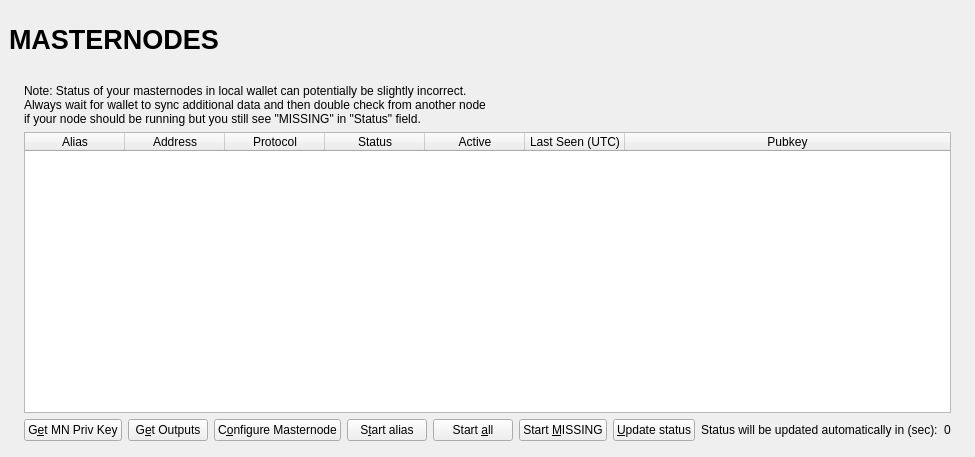
Qt form src/qt/forms/masternodelist.ui (BitHostCoin/BitHost) before a commit.
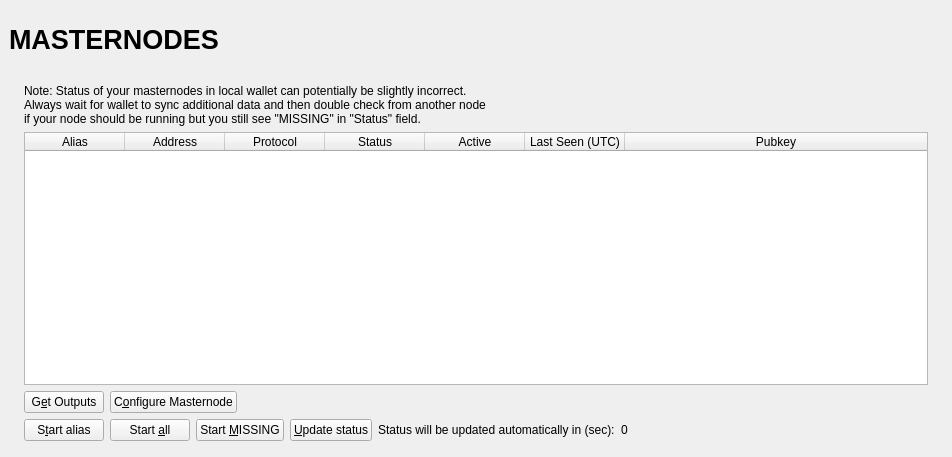
The same form after that commit.

```diff
--- a/src/qt/forms/masternodelist.ui
+++ b/src/qt/forms/masternodelist.ui
@@ -278,17 +278,17 @@
                  </widget>
                 </item>
                 <item>
-                 <layout class="QHBoxLayout" name="horizontalLayout_5">
+                 <layout class="QHBoxLayout" name="horizontalLayout_51">
                   <property name="bottomMargin">
                    <number>0</number>
                   </property>
-                  <item>
+                  <!--<item>
                    <widget class="QPushButton" name="getMNPrivKeyButton">
                     <property name="text">
                      <string>G&amp;et MN Priv Key</string>
                     </property>
                    </widget>
-                  </item>
+                  </item>-->
                   <item>
                    <widget class="QPushButton" name="getOutputsButton">
                     <property name="text">
@@ -302,7 +302,27 @@
                      <string>C&amp;onfigure Masternode</string>
                     </property>
                    </widget>
+                  </item>	
+                  <item>
+                   <spacer name="horizontalSpacer_5">
+                    <property name="orientation">
+                     <enum>Qt::Horizontal</enum>
+                    </property>
+                    <property name="sizeHint" stdset="0">
+                     <size>
+                      <width>70</width>
+                      <height>20</height>
+                     </size>
+                    </property>
+                   </spacer>
                   </item>									
+                 </layout>
+                </item>
+                <item>
+								 <layout class="QHBoxLayout" name="horizontalLayout_5">
+                  <property name="bottomMargin">
+                   <number>0</number>
+                  </property>                 								
                   <item>
                    <widget class="QPushButton" name="startButton">
                     <property name="text">
```
